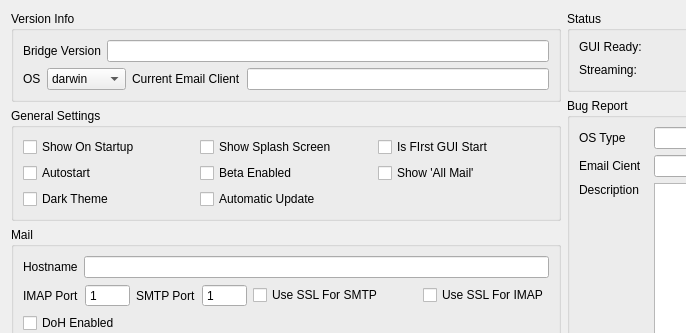
Before: the Qt Designer form internal/frontend/bridge-gui/bridge-gui-tester/Tabs/SettingsTab.ui in ProtonMail/proton-bridge, drawn with Qt 5; both pictures show x 0 to 686 and y 0 to 333 of the 1127 by 808 pixel window.
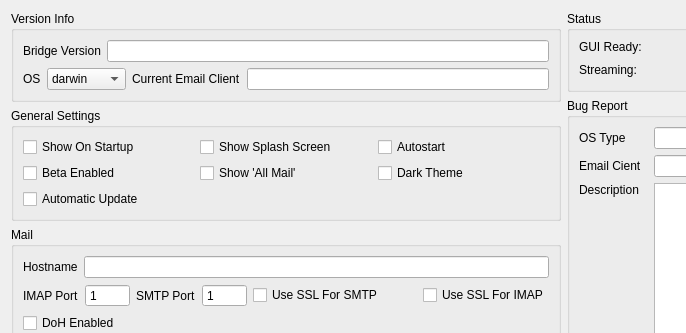
After: the same form once the commit is applied.

What changed in the file:
```diff
--- a/internal/frontend/bridge-gui/bridge-gui-tester/Tabs/SettingsTab.ui
+++ b/internal/frontend/bridge-gui/bridge-gui-tester/Tabs/SettingsTab.ui
@@ -124,16 +124,6 @@
            </widget>
           </item>
           <item row="0" column="2">
-           <widget class="QCheckBox" name="checkIsFirstGUIStart">
-            <property name="text">
-             <string>Is FIrst GUI Start</string>
-            </property>
-            <property name="checked">
-             <bool>false</bool>
-            </property>
-           </widget>
-          </item>
-          <item row="1" column="0">
            <widget class="QCheckBox" name="checkAutostart">
             <property name="text">
              <string>Autostart</string>
@@ -143,7 +133,7 @@
             </property>
            </widget>
           </item>
-          <item row="1" column="1">
+          <item row="1" column="0">
            <widget class="QCheckBox" name="checkBetaEnabled">
             <property name="text">
              <string>Beta Enabled</string>
@@ -153,24 +143,7 @@
             </property>
            </widget>
           </item>
-          <item row="2" column="1">
-           <widget class="QCheckBox" name="checkAutomaticUpdate">
-            <property name="text">
-             <string>Automatic Update</string>
-            </property>
-           </widget>
-          </item>
-          <item row="2" column="0">
-           <widget class="QCheckBox" name="checkDarkTheme">
-            <property name="text">
-             <string>Dark Theme</string>
-            </property>
-            <property name="checked">
-             <bool>false</bool>
-            </property>
-           </widget>
-          </item>
-          <item row="1" column="2">
+          <item row="1" column="1">
            <widget class="QCheckBox" name="checkAllMailVisible">
             <property name="text">
              <string>Show 'All Mail'</string>
@@ -180,6 +153,23 @@
             </property>
            </widget>
           </item>
+          <item row="1" column="2">
+           <widget class="QCheckBox" name="checkDarkTheme">
+            <property name="text">
+             <string>Dark Theme</string>
+            </property>
+            <property name="checked">
+             <bool>false</bool>
+            </property>
+           </widget>
+          </item>
+          <item row="2" column="0">
+           <widget class="QCheckBox" name="checkAutomaticUpdate">
+            <property name="text">
+             <string>Automatic Update</string>
+            </property>
+           </widget>
+          </item>
          </layout>
         </widget>
        </item>
```
Left out of the diff: 6 changed lines with no effect on the pictures.
